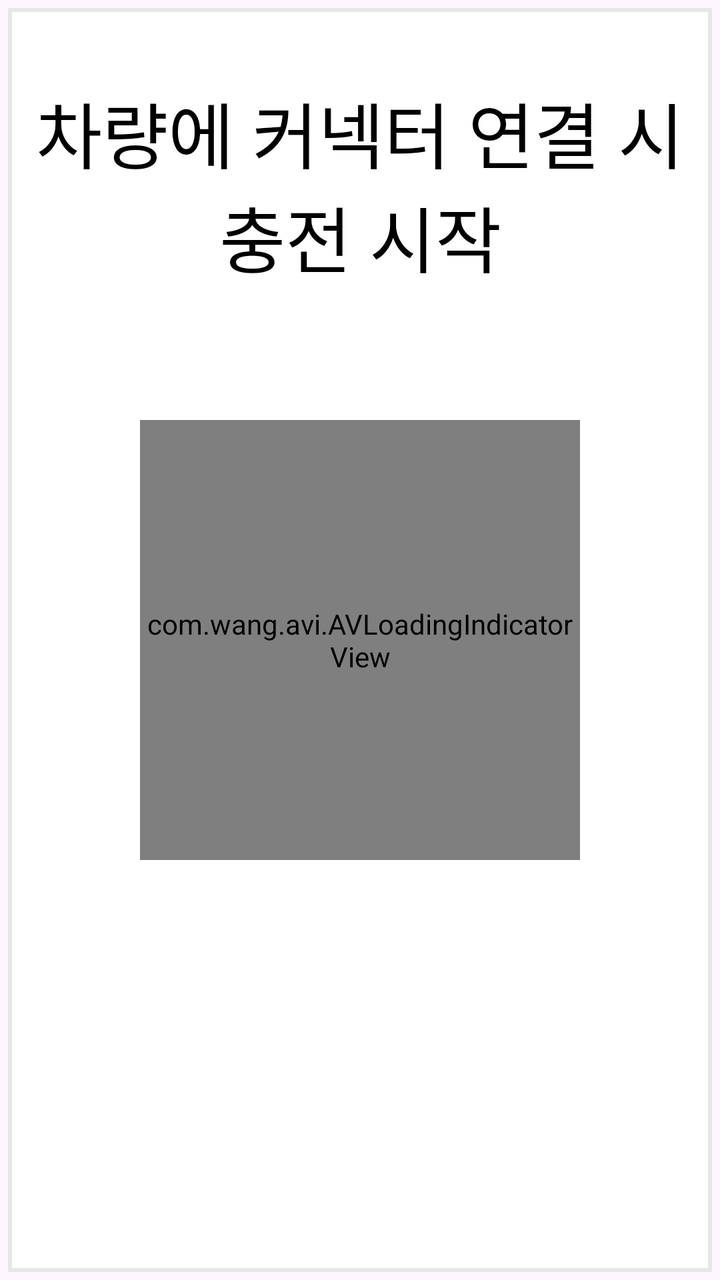
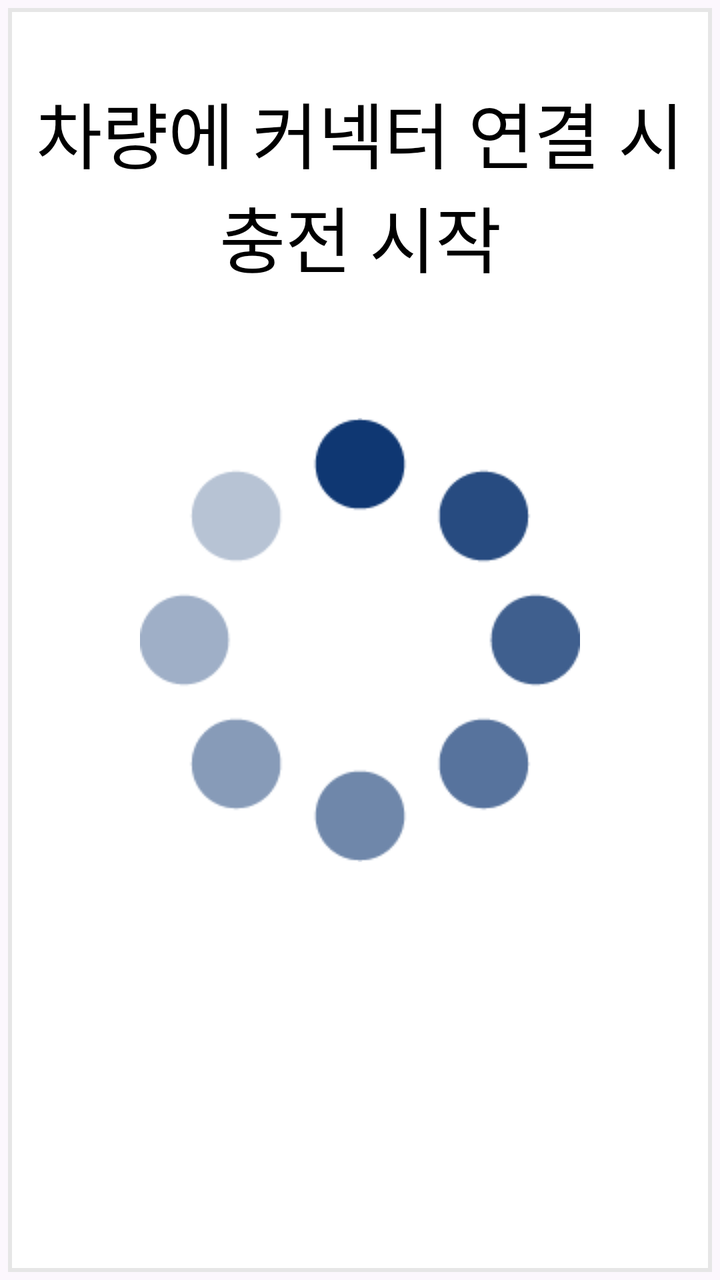

Compare the two renders of this Android layout. The source of the first and the diff that turns it into the second are given below.
<!-- AndroidManifest.xml: application theme Theme.FastCharger -->
<!-- res/layout/fragment_plug_wait.xml -->
<?xml version="1.0" encoding="utf-8"?>
<androidx.constraintlayout.widget.ConstraintLayout xmlns:android="http://schemas.android.com/apk/res/android"
    xmlns:tools="http://schemas.android.com/tools"
    xmlns:app="http://schemas.android.com/apk/res-auto"
    android:layout_width="512dp"
    android:layout_height="652dp"
    tools:context=".pages.PlugWaitFragment">

    <View
        android:id="@+id/view"
        android:layout_width="match_parent"
        android:layout_height="match_parent"
        android:background="@drawable/layer_list_rect"
        tools:layout_editor_absoluteX="5dp"
        tools:layout_editor_absoluteY="5dp" />

    <TextView
        android:id="@+id/txtMessage"
        android:layout_width="match_parent"
        android:layout_height="wrap_content"
        android:layout_marginTop="40dp"
        android:gravity="center_horizontal"
        android:text="@string/couplerMessage"
        android:textSize="36sp"
        android:textColor="@color/black"
        app:layout_constraintLeft_toLeftOf="parent"
        app:layout_constraintTop_toTopOf="parent" />

    <com.wang.avi.AVLoadingIndicatorView
        android:id="@+id/avi"
        android:layout_width="220dp"
        android:layout_height="220dp"
        android:visibility="visible"
        app:indicatorName="BallSpinFadeLoaderIndicator"
        app:indicatorColor="@color/primary"
        app:layout_constraintStart_toStartOf="parent"
        app:layout_constraintTop_toTopOf="parent"
        app:layout_constraintBottom_toBottomOf="parent"
        app:layout_constraintEnd_toEndOf="parent" />

</androidx.constraintlayout.widget.ConstraintLayout>
<!-- resources referenced by this layout -->
<resources>
  <color name="black">#FF000000</color>
  <color name="primary">#06377B</color>
  <!-- drawable layer_list_rect (drawable) -->
  <?xml version="1.0" encoding="utf-8"?>
  <layer-list xmlns:android="http://schemas.android.com/apk/res/android">
      
      <item>
          <shape android:shape="rectangle">
              <solid android:color="#33F4F4F4" />
          </shape>
      </item>
      
      <item android:bottom="4dp" android:right="4dp" android:top="4dp" android:left="4dp">
          <shape android:shape="rectangle">
              <solid android:color="#FFFFFF"/>
              <stroke android:color="#E6E6E6" android:width="2dp" />
          </shape>
      </item>
  </layer-list>
  <string name="couplerMessage">차량에 커넥터 연결 시 충전 시작</string>
  <style name="Theme.FastCharger" parent="Base.Theme.FastCharger" />
  <style name="Base.Theme.FastCharger" parent="Theme.Material3.DayNight.NoActionBar">
          
          
          <item name="windowNoTitle">true</item>
          <item name="android:windowFullscreen">true</item>
      </style>
</resources>

<!-- the commit's change to res/layout/fragment_plug_wait.xml (unified diff, before → after) -->
@@ -26,13 +26,12 @@
         app:layout_constraintLeft_toLeftOf="parent"
         app:layout_constraintTop_toTopOf="parent" />
 
-    <com.wang.avi.AVLoadingIndicatorView
-        android:id="@+id/avi"
-        android:layout_width="220dp"
-        android:layout_height="220dp"
-        android:visibility="visible"
-        app:indicatorName="BallSpinFadeLoaderIndicator"
-        app:indicatorColor="@color/primary"
+    <ImageView
+        android:id="@+id/imageViewLoading"
+        android:layout_width="wrap_content"
+        android:layout_height="wrap_content"
+        android:background="@drawable/ani_loading"
+        android:importantForAccessibility="no"
         app:layout_constraintStart_toStartOf="parent"
         app:layout_constraintTop_toTopOf="parent"
         app:layout_constraintBottom_toBottomOf="parent"
<!-- resource entries referenced after the edit -->
@@ -1,7 +1,18 @@
 <!-- resources referenced by this layout -->
 <resources>
   <color name="black">#FF000000</color>
-  <color name="primary">#06377B</color>
+  <!-- drawable ani_loading (drawable) -->
+  <?xml version="1.0" encoding="utf-8"?>
+  <animation-list xmlns:android="http://schemas.android.com/apk/res/android">
+      <item android:drawable="@drawable/loading1" android:duration="120" />
+      <item android:drawable="@drawable/loading2" android:duration="120" />
+      <item android:drawable="@drawable/loading3" android:duration="120" />
+      <item android:drawable="@drawable/loading4" android:duration="120" />
+      <item android:drawable="@drawable/loading5" android:duration="120" />
+      <item android:drawable="@drawable/loading6" android:duration="120" />
+      <item android:drawable="@drawable/loading7" android:duration="120" />
+      <item android:drawable="@drawable/loading8" android:duration="120" />
+  </animation-list>
   <!-- drawable layer_list_rect (drawable) -->
   <?xml version="1.0" encoding="utf-8"?>
   <layer-list xmlns:android="http://schemas.android.com/apk/res/android">
@@ -21,6 +32,14 @@
   </layer-list>
   <string name="couplerMessage">차량에 커넥터 연결 시 충전 시작</string>
   <style name="Theme.FastCharger" parent="Base.Theme.FastCharger" />
+  <!-- drawable loading1: png bitmap (drawable, 4653 bytes) -->
+  <!-- drawable loading2: png bitmap (drawable, 4672 bytes) -->
+  <!-- drawable loading3: png bitmap (drawable, 4663 bytes) -->
+  <!-- drawable loading4: png bitmap (drawable, 4714 bytes) -->
+  <!-- drawable loading5: png bitmap (drawable, 4693 bytes) -->
+  <!-- drawable loading6: png bitmap (drawable, 4680 bytes) -->
+  <!-- drawable loading7: png bitmap (drawable, 4670 bytes) -->
+  <!-- drawable loading8: png bitmap (drawable, 4707 bytes) -->
   <style name="Base.Theme.FastCharger" parent="Theme.Material3.DayNight.NoActionBar">
           
           
